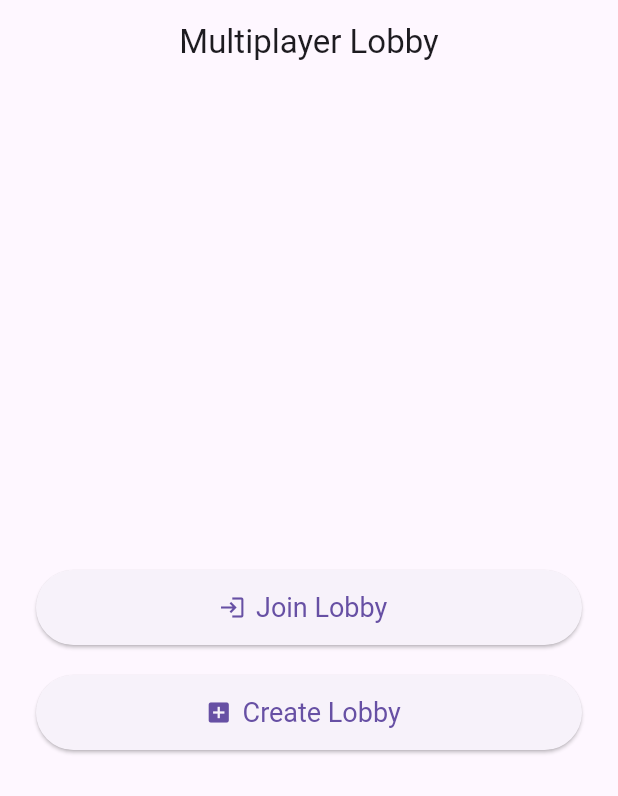
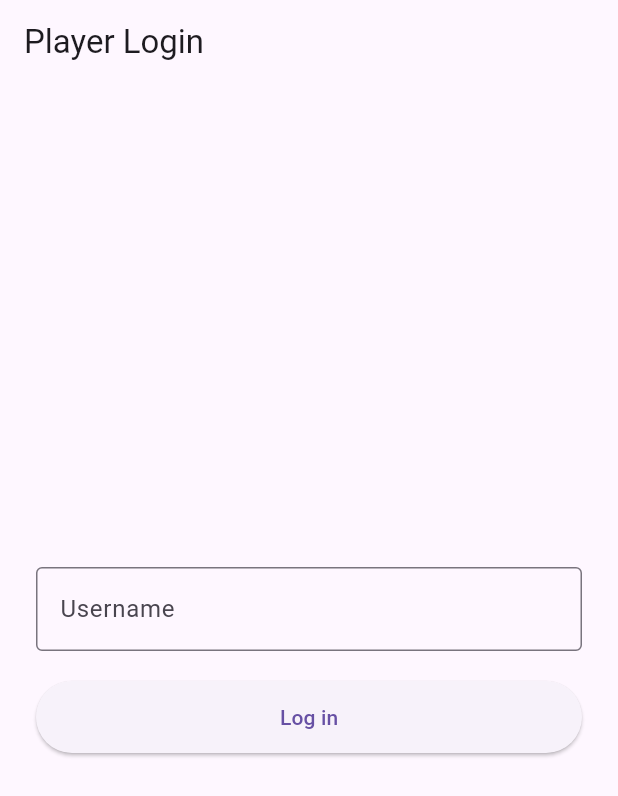
Before and after one commit to rodrigocastro27/SemesterprojectSS25, a Flutter app: the screen it shows after launch, on a phone screen of 412 x 824 dp. Shown: the top 796 px of the screen. Run offline on Flutter 3.47's test engine with Material 3 defaults, Android fonts, the phone set to English and light mode, and no system bars; our stand-ins replace firebase_core, flutter_map, geolocator, latlong2, qr_flutter; accounts and stored records are empty; network calls fail.

Commit message:
Login Logic + Database
Managed to connect and modify Database from the server handlers. Also started designing the login logic for users in the database.

```diff
--- a/semester_project/lib/logic/handlers/lobby_handler.dart
+++ b/semester_project/lib/logic/handlers/lobby_handler.dart
@@ -8,6 +8,8 @@ import 'package:semester_project/services/lobby_state.dart';
 import '../action_dispatcher.dart';
 
 class LobbyActions {
+
+  // Messages recieved from the server and how to handle them
   static void register(ServerActionDispatcher dispatcher) {
     dispatcher.register('lobby_joined', _handleLobbyJoined);
     dispatcher.register('lobby_created', _handleLobbyCreated);
@@ -75,8 +77,8 @@ class LobbyActions {
       context: navigatorKey.currentContext!,
       builder:
           (ctx) => AlertDialog(
-            title: const Text("Join Failed"),
-            content: Text("Could not join lobby $lobbyId"),
+            title: const Text("Failed to join lobby"),
+            content: Text("Could not join lobby $lobbyId because it already exists."),
             actions: [
               TextButton(
                 onPressed: () => Navigator.pop(ctx),
--- /dev/null
+++ b/semester_project/lib/logic/handlers/player_handler.dart
@@ -0,0 +1,23 @@
+import 'package:flutter/material.dart';
+import 'package:semester_project/main.dart';
+import 'package:semester_project/pages/home_page.dart';
+
+import '../action_dispatcher.dart';
+
+class PlayerActions {
+
+  // Messages recieved from the server and how to handle them
+  static void register(ServerActionDispatcher dispatcher) {
+    dispatcher.register('player_registered', _handlePlayerRegistered);
+  }
+
+  static void _handlePlayerRegistered(Map<String, dynamic> data) {
+    final id = data['id'];
+    final username = data['user'];
+
+    navigatorKey.currentState?.pop();
+    navigatorKey.currentState?.push(
+      MaterialPageRoute(builder: (_) => HomePage(username: username)),
+    );
+  }
+}
--- a/semester_project/lib/logic/message_sender.dart
+++ b/semester_project/lib/logic/message_sender.dart
@@ -1,32 +1,38 @@
-import 'dart:math';
-
 import 'package:semester_project/main.dart';
 
 class MessageSender {
-  static void createLobby(String lobbyId, String name, int id) {
+
+  // PLAYER ---------------------------------------------------------------
+  static void loginPlayer(String deviceId, String username) {
+    webSocketService.send("login_player", {
+      "deviceId": deviceId,
+      "username": username,
+      });
+  }
+
+  // LOBBIES --------------------------------------------------------------
+  static void createLobby(String lobbyId, String username) {
     webSocketService.send("create_lobby", {
       "lobbyId": lobbyId,
-      "name": name,
-      "id": id,
+      "username": username,
     });
   }
 
-  static void joinLobby(String lobbyId, String name, int id) {
+  static void joinLobby(String lobbyId, String username) {
     webSocketService.send("join_lobby", {
       "lobbyId": lobbyId,
-      "name": name,
-      "id": id,
+      "username": username,
     });
   }
 
-  static void leaveLobby(String lobbyId, String name, int id) {
+  static void leaveLobby(String lobbyId, String username) {
     webSocketService.send("leave_lobby", {
       "lobbyId": lobbyId,
-      "name": name,
-      "id": id,
+      "username": username,
     });
   }
 
+  // GAME -------------------------------------------------------------------------------
   static void updatePosition(String name, String lobbyId, double lat, double lon) {
     webSocketService.send("update_position", {
       "name": name,
--- a/semester_project/lib/main.dart
+++ b/semester_project/lib/main.dart
@@ -1,6 +1,8 @@
 import 'package:flutter/material.dart';
 import 'package:semester_project/logic/action_dispatcher.dart';
 import 'package:semester_project/logic/handlers/lobby_handler.dart';
+import 'package:semester_project/logic/handlers/player_handler.dart';
+import 'package:semester_project/pages/authentication_page.dart';
 import 'package:semester_project/pages/home_page.dart';
 import 'package:semester_project/services/websocket_service.dart';
 
@@ -17,7 +19,7 @@ void main() {
   setupActionHandlers();
 
   webSocketService = WebSocketService(dispatcher);
-  webSocketService.connect('wss://91a4-193-170-134-240.ngrok-free.app/ws');  //ngrok link
+  webSocketService.connect('wss://8744-193-170-132-8.ngrok-free.app/ws');  //ngrok link
 
   runApp(const MyApp());
 }
@@ -26,6 +28,7 @@ void main() {
 void setupActionHandlers() {
 
     LobbyActions.register(dispatcher);
+    PlayerActions.register(dispatcher);
   // Add more handlers here as needed
 }
 
@@ -38,7 +41,7 @@ class MyApp extends StatelessWidget {
    return MaterialApp(
       navigatorKey: navigatorKey,
       debugShowCheckedModeBanner: false,
-      home: HomePage(),
+      home: AuthPage(),
     );
   }
 }
--- /dev/null
+++ b/semester_project/lib/pages/authentication_page.dart
@@ -0,0 +1,71 @@
+import 'package:flutter/material.dart';
+import 'package:semester_project/logic/message_sender.dart';
+import 'package:uuid/uuid.dart';
+
+class AuthPage extends StatefulWidget {
+  const AuthPage ({super.key});
+
+  @override
+  State<AuthPage> createState() => _AuthPageState();
+}
+
+class _AuthPageState extends State<AuthPage> {
+  final TextEditingController _usernameController = TextEditingController();
+
+  void _login() {
+    final username = _usernameController.text.trim();
+    if (username.isNotEmpty) {
+
+      // Use uuid for now, can use Firebase ID later
+      String deviceId = Uuid().v1();
+
+      MessageSender.loginPlayer(deviceId, username);
+
+      ScaffoldMessenger.of(context).showSnackBar(
+        SnackBar(content: Text('Logged in as $username')),
+      );
+    } else {
+      ScaffoldMessenger.of(context).showSnackBar(
+        SnackBar(content: Text('Please enter a username')),
+      );
+    }
+  }
+
+  @override
+  Widget build(BuildContext context) {
+    return Scaffold(
+      appBar: AppBar(
+        title: Text('Player Login'),
+      ),
+      body: Padding(
+        padding: const EdgeInsets.all(24.0),
+        child: Column(
+          mainAxisAlignment: MainAxisAlignment.center,
+          children: [
+            TextField(
+              controller: _usernameController,
+              decoration: InputDecoration(
+                labelText: 'Username',
+                border: OutlineInputBorder(),
+              ),
+            ),
+            SizedBox(height: 20),
+            ElevatedButton(
+              onPressed: _login,
+              child: Text('Log in'),
+              style: ElevatedButton.styleFrom(
+                minimumSize: Size(double.infinity, 48),
+              ),
+            ),
+          ],
+        ),
+      ),
+    );
+  }
+
+  @override
+  void dispose() {
+    _usernameController.dispose();
+    super.dispose();
+  }
+}
--- a/semester_project/lib/pages/home_page.dart
+++ b/semester_project/lib/pages/home_page.dart
@@ -3,7 +3,9 @@ import 'lobby pages/create_lobby.dart';
 import 'lobby pages/join_lobby.dart';
 
 class HomePage extends StatefulWidget{
-  const HomePage({super.key});
+  final String username;
+
+  const HomePage({super.key, required this.username});
 
   @override
   State<HomePage> createState() => LandingPage();
@@ -15,7 +17,7 @@ class LandingPage extends State<HomePage>  {
   Widget build(BuildContext context) {
     return Scaffold(
       appBar: AppBar(
-        title: const Text('Multiplayer Lobby'),
+        title: Text('Multiplayer Lobby - ${widget.username}'),
         centerTitle: true,
       ),
       body: Center(
@@ -26,7 +28,7 @@ class LandingPage extends State<HomePage>  {
             children: [
               ElevatedButton.icon(
                 onPressed: () => {
-                  Navigator.push(context, MaterialPageRoute(builder: (_)=>const JoinLobbyPage()))
+                  Navigator.push(context, MaterialPageRoute(builder: (_)=> JoinLobbyPage(username: widget.username)))
                 },
                 icon: const Icon(Icons.login),
                 label: const Text('Join Lobby'),
@@ -39,7 +41,7 @@ class LandingPage extends State<HomePage>  {
               ElevatedButton.icon(
                 onPressed: () => {
 
-                   Navigator.push(context, MaterialPageRoute(builder: (_) => const CreateLobbyPage()))
+                   Navigator.push(context, MaterialPageRoute(builder: (_) => CreateLobbyPage(username: widget.username)))
                 },
                 icon: const Icon(Icons.add_box),
                 label: const Text('Create Lobby'),
--- a/semester_project/lib/pages/lobby pages/create_lobby.dart
+++ b/semester_project/lib/pages/lobby pages/create_lobby.dart
@@ -2,10 +2,10 @@ import 'dart:math';
 
 import 'package:flutter/material.dart';
 import 'package:semester_project/logic/message_sender.dart';
-import 'package:shared_preferences/shared_preferences.dart';
 
 class CreateLobbyPage extends StatefulWidget {
-  const CreateLobbyPage({super.key});
+  final String username;
+  const CreateLobbyPage({super.key, required this.username});
 
   @override
   State<CreateLobbyPage> createState() => _CreateLobbyPageState();
@@ -18,21 +18,13 @@ class _CreateLobbyPageState extends State<CreateLobbyPage> {
     final lobbyName = _lobbyNameController.text.trim();
     if (lobbyName.isEmpty) return;
 
-    final username = await _getUsername();
-
-    MessageSender.createLobby(lobbyName, username, Random().nextInt(100000));
+    MessageSender.createLobby(lobbyName, widget.username);
 
     showDialog(
       context: context,
       barrierDismissible: false,
       builder: (_) => const Center(child: CircularProgressIndicator()),
     );
-  }
-
-  Future<String> _getUsername() async {
-    final prefs = await SharedPreferences.getInstance();
-    return prefs.getString('username') ??
-        'Guest${DateTime.now().millisecondsSinceEpoch}';
   }
 
   @override
--- a/semester_project/lib/pages/lobby pages/join_lobby.dart
+++ b/semester_project/lib/pages/lobby pages/join_lobby.dart
@@ -5,7 +5,8 @@ import 'package:semester_project/logic/message_sender.dart';
 import 'package:semester_project/models/player.dart';
 
 class JoinLobbyPage extends StatefulWidget {
-  const JoinLobbyPage({super.key});
+  final String username;
+  const JoinLobbyPage({super.key, required this.username});
 
   @override
   State<JoinLobbyPage> createState() => _JoinLobbyPageState();
@@ -21,9 +22,9 @@ class _JoinLobbyPageState extends State<JoinLobbyPage> {
     final username = _usernameController.text.trim();
     if (lobbyName.isEmpty || username.isEmpty) return;
 
-    final player = Player(name: username, role: _selectedRole);
+    final player = Player(name: widget.username, role: _selectedRole);
 
-    MessageSender.joinLobby(lobbyName, username, Random().nextInt(100000));
+    MessageSender.joinLobby(lobbyName, widget.username);
 
     showDialog(
       context: context,
--- a/semester_project/pubspec.yaml
+++ b/semester_project/pubspec.yaml
@@ -44,6 +44,8 @@ dependencies:
   firebase_core: ^2.0.0
   cloud_firestore: ^4.5.0
   shared_preferences: ^2.0.15
+
+  uuid: ^4.4.2
 
 dev_dependencies:
   flutter_test:
```
Also changed, not shown: semester_project/pubspec.lock, 11 other files.
